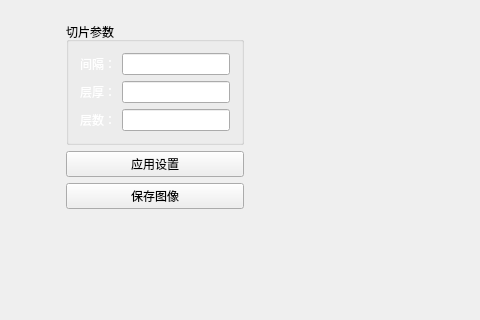
Qt form src/Applications/Asclepios-DICOM-Viewer_Modified/widgetscontainer.ui (BigBrotherHui/TestViewer) before a commit; both pictures show x 0 to 480 and y 0 to 320 of the 1022 by 750 pixel window.
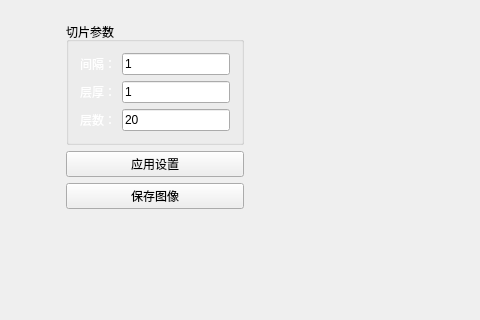
The same form after that commit. Icons and pictures are not drawn.

What changed in the file:
```diff
--- a/src/Applications/Asclepios-DICOM-Viewer_Modified/widgetscontainer.ui
+++ b/src/Applications/Asclepios-DICOM-Viewer_Modified/widgetscontainer.ui
@@ -378,7 +378,11 @@
            </widget>
           </item>
           <item row="0" column="1">
-           <widget class="QLineEdit" name="lineEdit_spacing"/>
+           <widget class="QLineEdit" name="lineEdit_spacing">
+            <property name="text">
+             <string>1</string>
+            </property>
+           </widget>
           </item>
           <item row="1" column="0">
            <widget class="QLabel" name="label_2">
@@ -388,7 +392,11 @@
            </widget>
           </item>
           <item row="1" column="1">
-           <widget class="QLineEdit" name="lineEdit_thickness"/>
+           <widget class="QLineEdit" name="lineEdit_thickness">
+            <property name="text">
+             <string>1</string>
+            </property>
+           </widget>
           </item>
           <item row="2" column="0">
            <widget class="QLabel" name="label_3">
@@ -398,7 +406,11 @@
            </widget>
           </item>
           <item row="2" column="1">
-           <widget class="QLineEdit" name="lineEdit_slicecount"/>
+           <widget class="QLineEdit" name="lineEdit_slicecount">
+            <property name="text">
+             <string>20</string>
+            </property>
+           </widget>
           </item>
          </layout>
         </widget>
```
